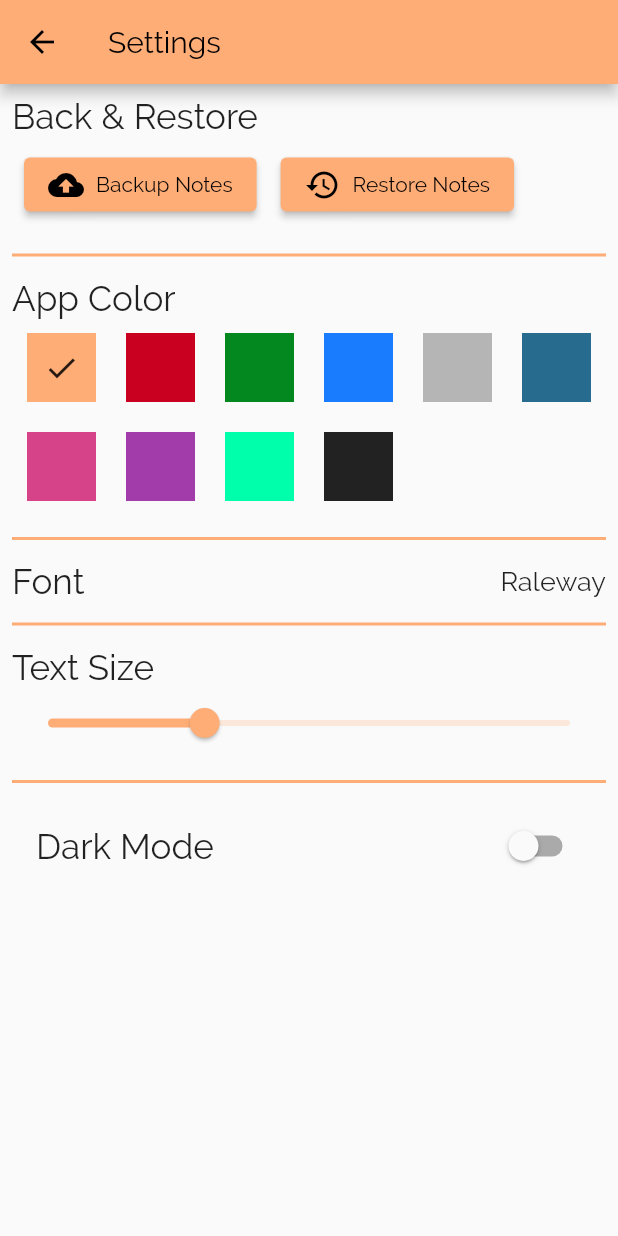
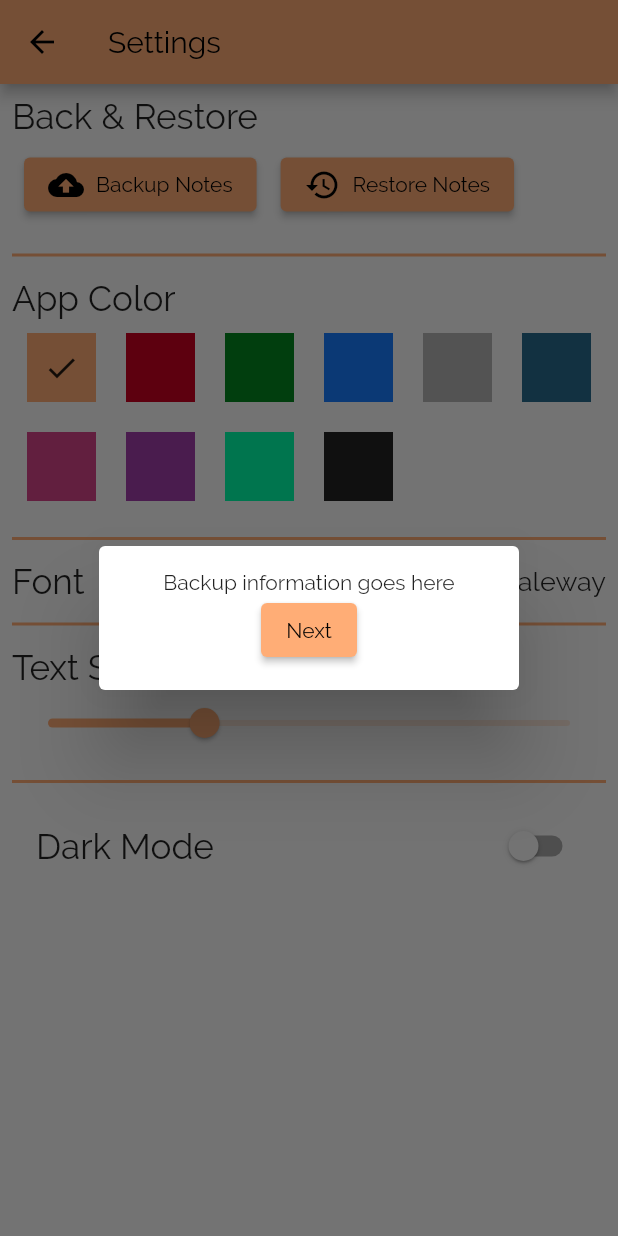
Before and after one commit to chandresh204/Note.It, a Flutter app: the SettingsPage screen opened directly, after a tap on "Restore Notes", on a phone screen of 412 x 824 dp. Run offline on Flutter 3.47's test engine with Material 2 defaults, Android fonts, the phone set to English and light mode, and no system bars; our stand-ins replace file_picker, floor, share_plus, shared_preferences, sqflite; missing offline and left inert: encrypt; accounts and stored records are empty; generated files the repository leaves out were written again.

Commit message:
dialog added for backup information

```diff
--- a/lib/ui/settings_page.dart
+++ b/lib/ui/settings_page.dart
@@ -2,7 +2,6 @@ import 'dart:convert';
 import 'dart:io';
 
 import 'package:flutter/material.dart';
-import 'package:note_it/ui/backup_page.dart';
 import 'package:path_provider/path_provider.dart';
 import 'package:share_plus/share_plus.dart';
 import 'package:shared_preferences/shared_preferences.dart';
@@ -57,10 +56,12 @@ class _SettingsPageState extends State<SettingsPage> {
                             child: Padding(
                               padding: const EdgeInsets.all(16.0),
                               child: Column(
+                                mainAxisSize: MainAxisSize.min,
                                 children: [
                                   const Text('Backup information goes here'),
                                   ElevatedButton(onPressed: () {
                                     prepareNotesInJson();
+                                    Navigator.pop(context);
                                   },
                                       child: const Text('Next'))
                                 ]
@@ -68,9 +69,6 @@ class _SettingsPageState extends State<SettingsPage> {
                             ),
                           );
                         });
-                        Navigator.push(context, MaterialPageRoute(builder: (ctx) {
-                          return const BackupPage();
-                        }));
                       },
                       child: Row(
                         children: const [
@@ -84,7 +82,25 @@ class _SettingsPageState extends State<SettingsPage> {
                   padding: const EdgeInsets.all(8),
                   child: ElevatedButton(
                       onPressed: () {
-                        _restoreNotes();
+                  //      _restoreNotes();
+                        showDialog(context: context, builder: (ctx) {
+                          return Dialog(
+                            child: Padding(
+                              padding: const EdgeInsets.all(16.0),
+                              child: Column(
+                                  mainAxisSize: MainAxisSize.min,
+                                  children: [
+                                    const Text('Backup information goes here'),
+                                    ElevatedButton(onPressed: () {
+                                      _restoreNotes();
+                                      Navigator.pop(context);
+                                    },
+                                        child: const Text('Next'))
+                                  ]
+                              ),
+                            ),
+                          );
+                        });
                       },
                       child: Row(
                         children: const [
```
Also changed, not shown: lib/ui/backup_page.dart (deleted, +0 -12 lines).
